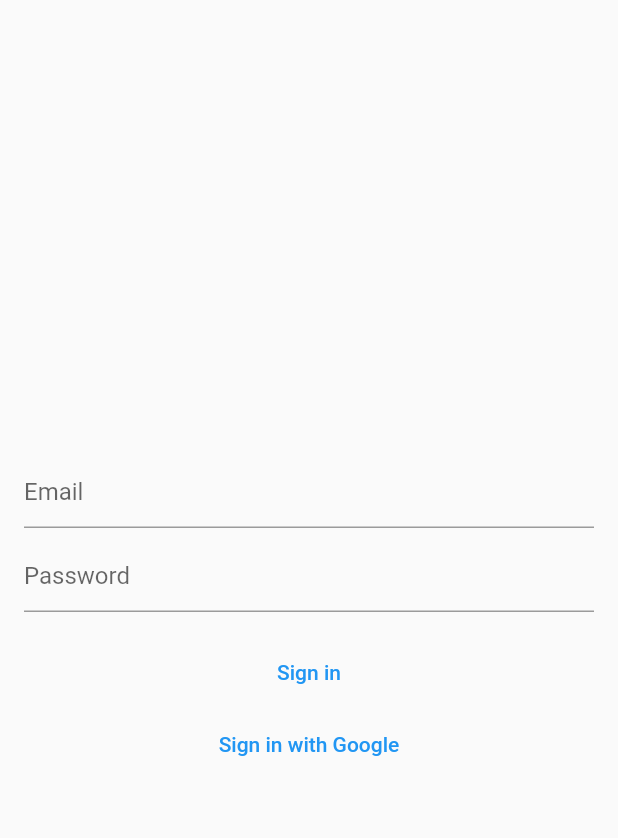
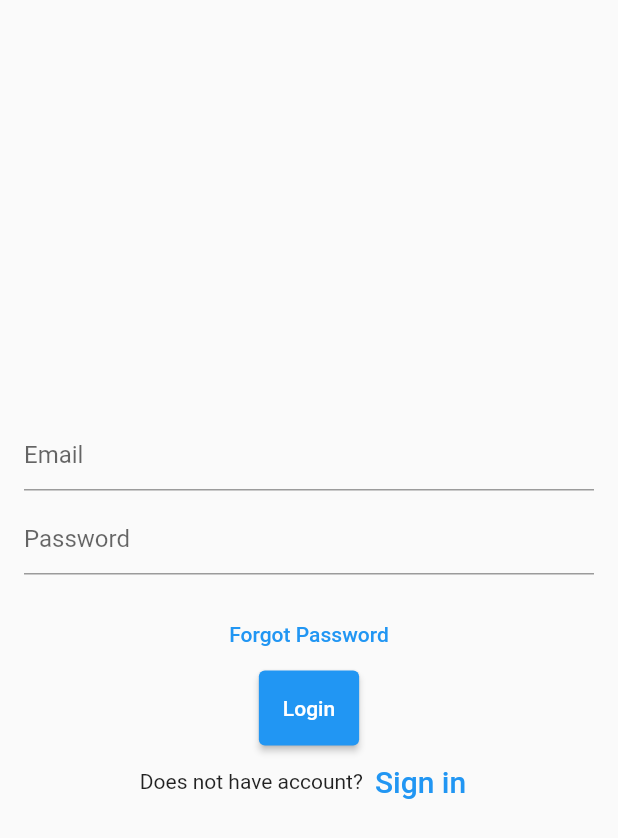
Before and after one commit to HenriqueKazzak/flutter_meu-atelie-app, a Flutter app: the screen it shows after launch, on a phone screen of 412 x 824 dp. Shown: the top 838 px of the screen. Run offline on Flutter 3.47's test engine with Material 2 defaults, Android fonts, the phone set to English and light mode, and no system bars; our stand-ins replace firebase_auth, firebase_core, google_sign_in; accounts and stored records are empty.

Commit message:
add features folders

```diff
--- a/lib/LoginPage.dart
+++ b/lib/login/LoginPage.dart
@@ -50,15 +50,35 @@ class _LoginPageState extends State<LoginPage> {
             ),
             SizedBox(height: 16),
             TextButton(
-              onPressed: () async {
-                // Call the signInWithEmailAndPassword method
+              onPressed: () {
+                //forgot password screen
               },
-              child: Text('Sign in'),
+              child: const Text('Forgot Password',),
             ),
-            TextButton(
-              onPressed: _signInWithGoogle,
-              child: Text('Sign in with Google'),
-            )
+            Container(
+                height: 50,
+                padding: const EdgeInsets.fromLTRB(10, 0, 10, 0),
+                child: ElevatedButton(
+                  child: const Text('Login'),
+                  onPressed: () {
+                  },
+                )
+            ),
+            Row(
+              children: <Widget>[
+                const Text('Does not have account?'),
+                TextButton(
+                  child: const Text(
+                    'Sign in',
+                    style: TextStyle(fontSize: 20),
+                  ),
+                  onPressed: () {
+                    //signup screen
+                  },
+                )
+              ],
+              mainAxisAlignment: MainAxisAlignment.center,
+            ),
           ],
         ),
       ),
```
Also changed, not shown: lib/main.dart (+3 -5 lines), lib/config/firebase_options.dart (renamed from lib/firebase_options.dart), pubspec.lock.
